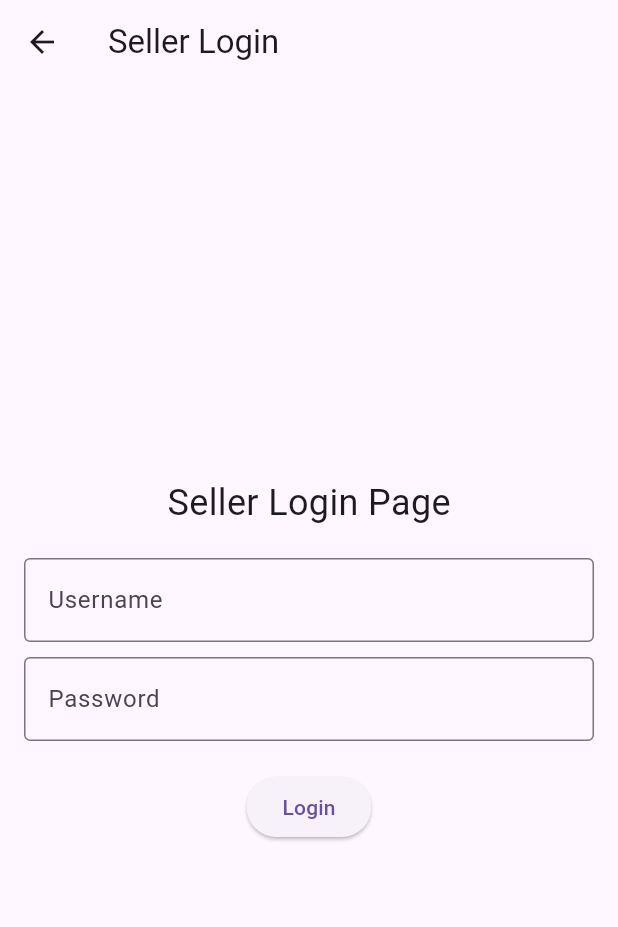
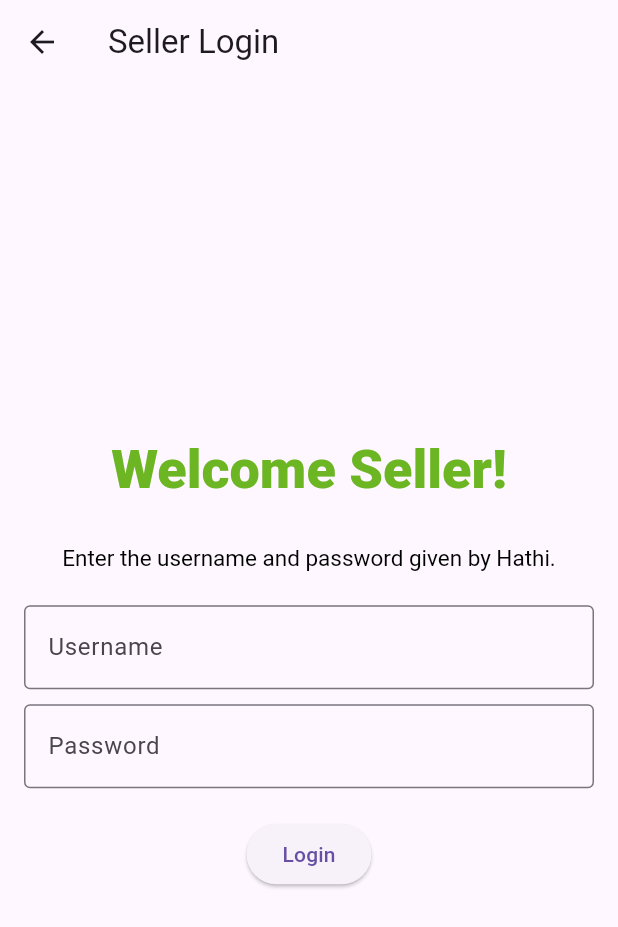
Before and after one commit to RuvindiWickramasinghe/HathiApp, a Flutter app: the SellerLoginPage screen opened directly, on a phone screen of 412 x 824 dp. Shown: the top 927 px of the screen. Run offline on Flutter 3.47's test engine with Material 3 defaults, Android fonts, the phone set to English and light mode, and no system bars; Roboto replaces fonts that are missing (Poppins).

Commit message:
decorate the the heading of the seller login

```diff
--- a/lib/seller_login.dart
+++ b/lib/seller_login.dart
@@ -13,8 +13,28 @@ class SellerLoginPage extends StatelessWidget {
           mainAxisAlignment: MainAxisAlignment.center,
           children: <Widget>[
             Text(
-              'Seller Login Page',
-              style: TextStyle(fontSize: 24.0),
+              'Welcome Seller!',
+              style: TextStyle(
+               fontFamily: 'Poppins',
+                fontSize: 36.0,
+                fontWeight: FontWeight.w800,
+                color: Color(0xFF6CB523),
+                height: 54.0 / 36.0, // Line height
+                letterSpacing: 0.0,
+                ),
+            ),
+            SizedBox(height: 20.0,),
+            Text(
+              'Enter the username and password given by Hathi.',
+              style: TextStyle(
+                fontSize: 15.0,
+                fontFamily: 'Poppins',
+                fontWeight: FontWeight.w400,
+                color: Colors.black,
+                height: 23.0/15.0,
+                letterSpacing:0.0,
+                ),
+              textAlign: TextAlign.center,
             ),
             SizedBox(height: 20.0),
             TextField(
```
